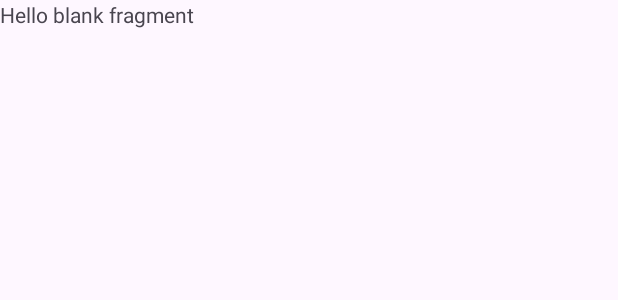
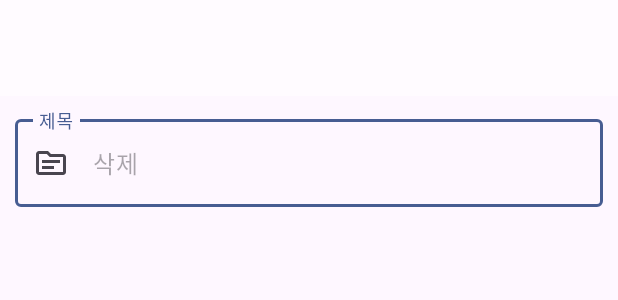
Before and after one commit to PIYUJIN/Board_Project, an Android app: the layout fragment_post_write.xml on its own in the app's theme, with its tools: preview values and no code run, on a phone screen of 412 x 824 dp. Shown: the top 300 px of the screen. Run offline under Robolectric (Android 15) with nearby library versions, the phone set to English and light mode, and no system bars.

Commit message:
[Design] 게시글 작성 화면 구성

```diff
--- a/app/src/main/res/layout/fragment_post_write.xml
+++ b/app/src/main/res/layout/fragment_post_write.xml
@@ -1,14 +1,46 @@
 <?xml version="1.0" encoding="utf-8"?>
-<FrameLayout xmlns:android="http://schemas.android.com/apk/res/android"
+<LinearLayout xmlns:android="http://schemas.android.com/apk/res/android"
+    xmlns:app="http://schemas.android.com/apk/res-auto"
     xmlns:tools="http://schemas.android.com/tools"
     android:layout_width="match_parent"
     android:layout_height="match_parent"
+    android:orientation="vertical"
     tools:context=".PostWriteFragment">
 
-    <!-- TODO: Update blank fragment layout -->
-    <TextView
+    <com.google.android.material.appbar.MaterialToolbar
+        android:id="@+id/toolbarPostWrite"
         android:layout_width="match_parent"
-        android:layout_height="match_parent"
-        android:text="@string/hello_blank_fragment" />
+        android:layout_height="wrap_content"
+        android:background="?attr/colorPrimary"
+        android:minHeight="?attr/actionBarSize"
+        android:theme="@style/Theme.Mini02.Toolbar" />
 
-</FrameLayout>
+    <ScrollView
+        android:layout_width="match_parent"
+        android:layout_height="match_parent">
+
+        <LinearLayout
+            android:layout_width="match_parent"
+            android:layout_height="wrap_content"
+            android:orientation="vertical"
+            android:padding="10dp">
+
+            <com.google.android.material.textfield.TextInputLayout
+                android:id="@+id/textInputLayoutPostWriteSubject"
+                android:layout_width="match_parent"
+                android:layout_height="match_parent"
+                android:hint="제목"
+                android:transitionGroup="true"
+                app:endIconMode="clear_text"
+                app:startIconDrawable="@drawable/topic_24px">
+
+                <com.google.android.material.textfield.TextInputEditText
+                    android:id="@+id/textInputEditTextPostWriteSubject"
+                    android:layout_width="match_parent"
+                    android:layout_height="wrap_content"
+                    android:hint="삭제"
+                    android:inputType="text|textPersonName" />
+            </com.google.android.material.textfield.TextInputLayout>
+        </LinearLayout>
+    </ScrollView>
+</LinearLayout>
```
